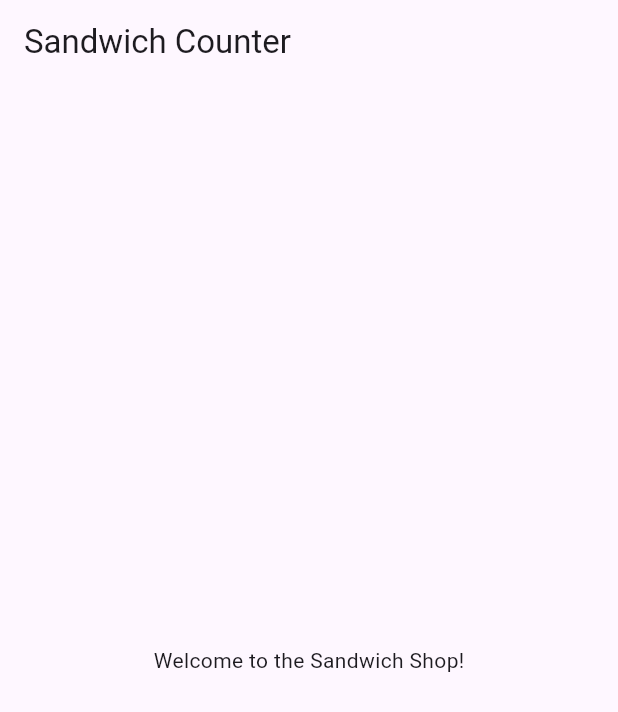
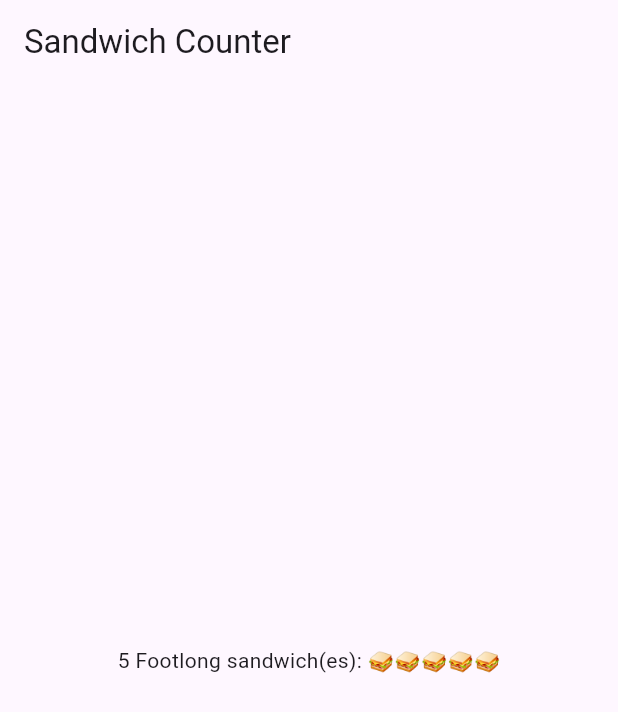
Before and after one commit to AbigailHinchliffe/sandwich, a Flutter app: the screen it shows after launch, on a phone screen of 412 x 824 dp. Shown: the top 712 px of the screen. Run offline on Flutter 3.47's test engine with Material 3 defaults, Android fonts, the light colour scheme and no system bars.

Commit message:
Use OrderItemDisplay in App

```diff
--- a/lib/main.dart
+++ b/lib/main.dart
@@ -14,7 +14,7 @@ class App extends StatelessWidget {
       home: Scaffold(
         appBar: AppBar(title: const Text('Sandwich Counter')),
         body: const Center(
-          child: Text('Welcome to the Sandwich Shop!'),
+          child: OrderItemDisplay(5, 'Footlong'),
         ),
       ),
     );
```
